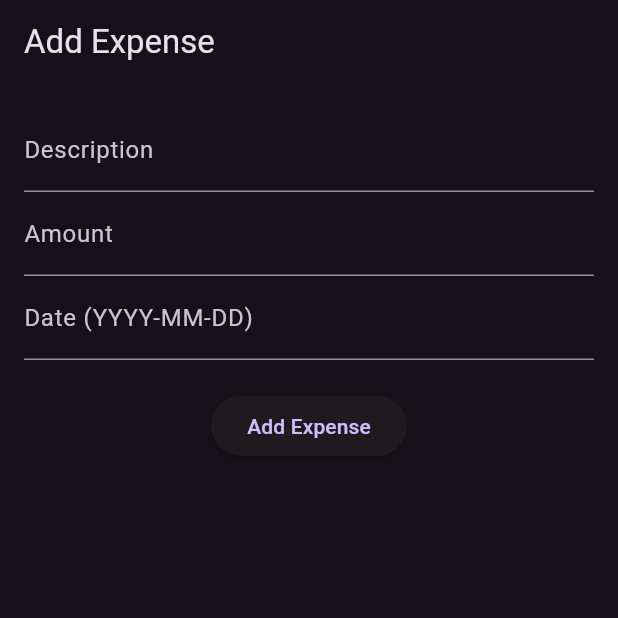
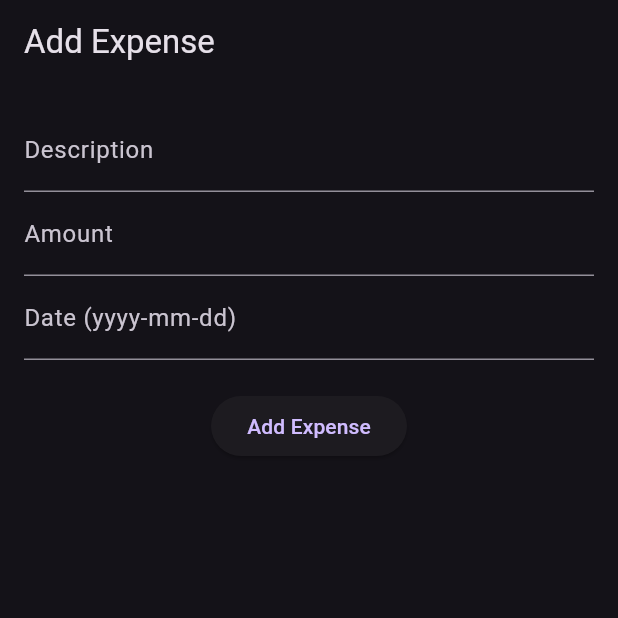
Before and after one commit to cyberrrnaut/expense_tracker, a Flutter app: the screen it shows after launch, item 2 of the bottom bar chosen, on a phone screen of 412 x 824 dp, the top half of it. Run offline on Flutter 3.47's test engine with Material 3 defaults, Android fonts, the phone set to English and light mode, and no system bars; network calls fail.

Commit message:
final touch

```diff
--- a/lib/main.dart
+++ b/lib/main.dart
@@ -10,23 +10,27 @@ void main() {
       providers: [
         ChangeNotifierProvider(create: (_) => ExpenseProvider()),
       ],
-      child: MyApp(),
+      child: const MyApp(),
     ),
   );
 }
 
 class MyApp extends StatelessWidget {
+  const MyApp({super.key});
+
   @override
   Widget build(BuildContext context) {
     return MaterialApp(
       title: 'Expense Tracker',
       theme: ThemeData.dark(), // Dark theme
-      home: HomeScreen(),
+      home: const HomeScreen(), // Set the home screen here
     );
   }
 }
 
 class HomeScreen extends StatefulWidget {
+  const HomeScreen({super.key});
+
   @override
   _HomeScreenState createState() => _HomeScreenState();
 }
@@ -34,7 +38,7 @@ class HomeScreen extends StatefulWidget {
 class _HomeScreenState extends State<HomeScreen> {
   int _selectedIndex = 0;
 
-  static List<Widget> _pages = <Widget>[
+  static final List<Widget> _pages = <Widget>[
     ExpenseListScreen(),
     AddExpenseScreen(),
   ];
--- a/lib/screens/add_expense_screen.dart
+++ b/lib/screens/add_expense_screen.dart
@@ -1,13 +1,9 @@
+import 'package:expense_tracker/screens/expense_list_screen.dart';
 import 'package:flutter/material.dart';
 import 'package:provider/provider.dart';
 import '../providers/expense_provider.dart';
 
-class AddExpenseScreen extends StatefulWidget {
-  @override
-  _AddExpenseScreenState createState() => _AddExpenseScreenState();
-}
-
-class _AddExpenseScreenState extends State<AddExpenseScreen> {
+class AddExpenseScreen extends StatelessWidget {
   final _descriptionController = TextEditingController();
   final _amountController = TextEditingController();
   final _dateController = TextEditingController();
@@ -17,7 +13,7 @@ class _AddExpenseScreenState extends State<AddExpenseScreen> {
     return Scaffold(
       appBar: AppBar(title: Text('Add Expense')),
       body: Padding(
-        padding: EdgeInsets.all(16.0),
+        padding: const EdgeInsets.all(16.0),
         child: Column(
           children: [
             TextField(
@@ -31,19 +27,24 @@ class _AddExpenseScreenState extends State<AddExpenseScreen> {
             ),
             TextField(
               controller: _dateController,
-              decoration: InputDecoration(labelText: 'Date (YYYY-MM-DD)'),
+              decoration: InputDecoration(labelText: 'Date (yyyy-mm-dd)'),
             ),
             SizedBox(height: 20),
             ElevatedButton(
               onPressed: () async {
                 final description = _descriptionController.text;
-                final amount = double.parse(_amountController.text);
+                final amount = double.tryParse(_amountController.text) ?? 0.0;
                 final date = _dateController.text;
 
-                await Provider.of<ExpenseProvider>(context, listen: false)
-                    .addExpense(description, amount, date);
+                if (description.isNotEmpty && date.isNotEmpty && amount > 0) {
 
-                Navigator.pop(context); // Go back to list after adding
+                   await Provider.of<ExpenseProvider>(context, listen: false)
+                      .addExpense(description, amount, date);
+
+                  Navigator.of(context).pushReplacement(
+                    MaterialPageRoute(builder: (context) => ExpenseListScreen()),
+                  );
+                }
               },
               child: Text('Add Expense'),
             ),
```
Also changed, not shown: lib/providers/expense_provider.dart (+15 -2 lines), lib/screens/expense_list_screen.dart (+94 -15 lines), lib/services/api_service.dart (+9 -7 lines), 1 other file.
